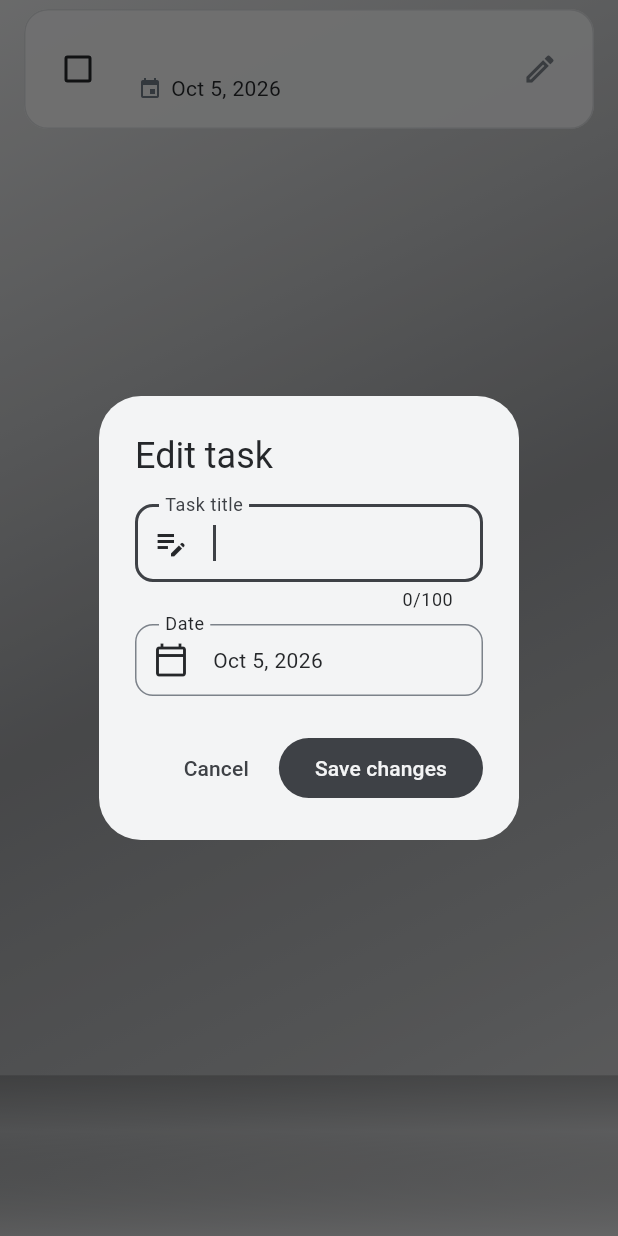
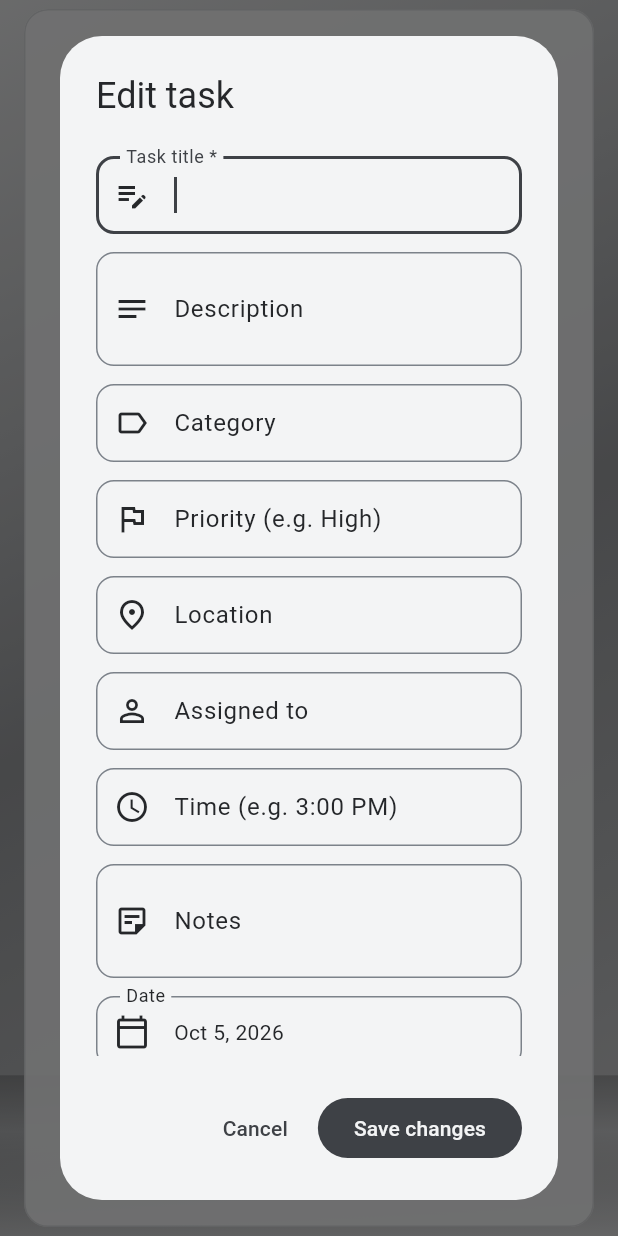
Before and after one commit to iCery404/itp107-finals-lab2, a Flutter app: the TaskTile widget shown alone on an empty page, opened directly with empty values, after a tap on the "edit" icon, on a phone screen of 412 x 824 dp. Run offline on Flutter 3.47's test engine with Material 3 defaults, Android fonts, the light colour scheme and no system bars; our stand-ins replace hive, hive_flutter; accounts and stored records are empty.

Commit message:
Add more task fields

```diff
--- a/lib/data/task_repository.dart
+++ b/lib/data/task_repository.dart
@@ -18,14 +18,21 @@ class TaskRepository {
   }
 
   /// CREATE
-  static Future<void> add(String title, DateTime date) async {
-    await box.add(Task(title: title.trim(), date: date));
+  static Future<void> add(Task task) async {
+    await box.add(task);
   }
 
-  /// UPDATE
-  static Future<void> update(Task task, String title, DateTime date) async {
-    task.title = title.trim();
-    task.date = date;
+  /// UPDATE - copy the edited values into the stored task and save.
+  static Future<void> update(Task task, Task edited) async {
+    task.title = edited.title;
+    task.date = edited.date;
+    task.description = edited.description;
+    task.category = edited.category;
+    task.priority = edited.priority;
+    task.location = edited.location;
+    task.assignedTo = edited.assignedTo;
+    task.time = edited.time;
+    task.notes = edited.notes;
     await task.save();
   }
 
--- a/lib/models/task.dart
+++ b/lib/models/task.dart
@@ -14,9 +14,51 @@ class Task extends HiveObject {
   @HiveField(2)
   bool isDone;
 
+  @HiveField(3)
+  String description;
+
+  @HiveField(4)
+  String category;
+
+  @HiveField(5)
+  String priority;
+
+  @HiveField(6)
+  String location;
+
+  @HiveField(7)
+  String assignedTo;
+
+  @HiveField(8)
+  String time;
+
+  @HiveField(9)
+  String notes;
+
   Task({
     required this.title,
     required this.date,
     this.isDone = false,
+    this.description = '',
+    this.category = '',
+    this.priority = '',
+    this.location = '',
+    this.assignedTo = '',
+    this.time = '',
+    this.notes = '',
   });
+
+  /// Plain copy (not tied to the box). Used for Undo after delete.
+  Task copy() => Task(
+        title: title,
+        date: date,
+        isDone: isDone,
+        description: description,
+        category: category,
+        priority: priority,
+        location: location,
+        assignedTo: assignedTo,
+        time: time,
+        notes: notes,
+      );
 }
--- a/lib/screens/home_screen.dart
+++ b/lib/screens/home_screen.dart
@@ -76,9 +76,8 @@ class HomeScreen extends StatelessWidget {
   }
 
   Future<void> _deleteWithUndo(BuildContext context, Task task) async {
-    final title = task.title;
-    final date = task.date;
-    final isDone = task.isDone;
+    // Keep a full copy so Undo restores every field.
+    final backup = task.copy();
 
     final messenger = ScaffoldMessenger.of(context);
 
@@ -87,12 +86,11 @@ class HomeScreen extends StatelessWidget {
     messenger.clearSnackBars();
     messenger.showSnackBar(
       SnackBar(
-        content: Text('Deleted "$title"'),
+        content: Text('Deleted "${backup.title}"'),
         action: SnackBarAction(
           label: 'Undo',
           onPressed: () async {
-            final restored = Task(title: title, date: date, isDone: isDone);
-            await TaskRepository.box.add(restored);
+            await TaskRepository.box.add(backup);
           },
         ),
       ),
--- a/lib/widgets/task_form_dialog.dart
+++ b/lib/widgets/task_form_dialog.dart
@@ -23,7 +23,15 @@ class TaskFormDialog extends StatefulWidget {
 
 class _TaskFormDialogState extends State<TaskFormDialog> {
   final _formKey = GlobalKey<FormState>();
-  late final TextEditingController _titleController;
+
+  late final TextEditingController _title;
+  late final TextEditingController _description;
+  late final TextEditingController _category;
+  late final TextEditingController _priority;
+  late final TextEditingController _location;
+  late final TextEditingController _assignedTo;
+  late final TextEditingController _time;
+  late final TextEditingController _notes;
   late DateTime _selectedDate;
 
   bool get _isEditing => widget.task != null;
@@ -31,13 +39,32 @@ class _TaskFormDialogState extends State<TaskFormDialog> {
   @override
   void initState() {
     super.initState();
-    _titleController = TextEditingController(text: widget.task?.title ?? '');
-    _selectedDate = widget.task?.date ?? DateTime.now();
+    final t = widget.task;
+    _title = TextEditingController(text: t?.title ?? '');
+    _description = TextEditingController(text: t?.description ?? '');
+    _category = TextEditingController(text: t?.category ?? '');
+    _priority = TextEditingController(text: t?.priority ?? '');
+    _location = TextEditingController(text: t?.location ?? '');
+    _assignedTo = TextEditingController(text: t?.assignedTo ?? '');
+    _time = TextEditingController(text: t?.time ?? '');
+    _notes = TextEditingController(text: t?.notes ?? '');
+    _selectedDate = t?.date ?? DateTime.now();
   }
 
   @override
   void dispose() {
-    _titleController.dispose();
+    for (final c in [
+      _title,
+      _description,
+      _category,
+      _priority,
+      _location,
+      _assignedTo,
+      _time,
+      _notes,
+    ]) {
+      c.dispose();
+    }
     super.dispose();
   }
 
@@ -63,14 +90,49 @@ class _TaskFormDialogState extends State<TaskFormDialog> {
     // Validation: title must not be empty.
     if (!_formKey.currentState!.validate()) return;
 
-    final title = _titleController.text;
+    final values = Task(
+      title: _title.text.trim(),
+      date: _selectedDate,
+      description: _description.text.trim(),
+      category: _category.text.trim(),
+      priority: _priority.text.trim(),
+      location: _location.text.trim(),
+      assignedTo: _assignedTo.text.trim(),
+      time: _time.text.trim(),
+      notes: _notes.text.trim(),
+    );
+
     if (_isEditing) {
-      await TaskRepository.update(widget.task!, title, _selectedDate);
+      await TaskRepository.update(widget.task!, values);
     } else {
-      await TaskRepository.add(title, _selectedDate);
+      await TaskRepository.add(values);
     }
     if (!mounted) return;
     Navigator.of(context).pop();
+  }
+
+  /// One optional text field with a consistent look.
+  Widget _field(
+    TextEditingController controller,
+    String label,
+    IconData icon, {
+    int maxLines = 1,
+    int maxLength = 100,
+  }) {
+    return Padding(
+      padding: const EdgeInsets.only(bottom: 12),
+      child: TextFormField(
+        controller: controller,
+        maxLines: maxLines,
+        maxLength: maxLength,
+        textCapitalization: TextCapitalization.sentences,
+        decoration: InputDecoration(
+          labelText: label,
+          prefixIcon: Icon(icon),
+          counterText: '',
+        ),
+      ),
+    );
   }
 
   @override
@@ -80,22 +142,27 @@ class _TaskFormDialogState extends State<TaskFormDialog> {
     return AlertDialog(
       backgroundColor: scheme.surface,
       title: Text(_isEditing ? 'Edit task' : 'New task'),
-      content: Form(
+      content: SizedBox(
+        width: 420,
+        child: Form(
           key: _formKey,
           child: SingleChildScrollView(
+            padding: const EdgeInsets.only(top: 8),
             child: Column(
               mainAxisSize: MainAxisSize.min,
               crossAxisAlignment: CrossAxisAlignment.start,
               children: [
-              TextFormField(
-                controller: _titleController,
+                Padding(
+                  padding: const EdgeInsets.only(bottom: 12),
+                  child: TextFormField(
+                    controller: _title,
                     autofocus: true,
                     maxLength: 100,
                     textCapitalization: TextCapitalization.sentences,
-                textInputAction: TextInputAction.done,
                     decoration: const InputDecoration(
-                  labelText: 'Task title',
+                      labelText: 'Task title *',
                       prefixIcon: Icon(Icons.edit_note),
+                      counterText: '',
                     ),
                     validator: (value) {
                       if (value == null || value.trim().isEmpty) {
@@ -103,9 +170,17 @@ class _TaskFormDialogState extends State<TaskFormDialog> {
                       }
                       return null;
                     },
-                onFieldSubmitted: (_) => _save(),
                   ),
-              const SizedBox(height: 8),
+                ),
+                _field(_description, 'Description', Icons.notes,
+                    maxLines: 2, maxLength: 200),
+                _field(_category, 'Category', Icons.label_outline),
+                _field(_priority, 'Priority (e.g. High)', Icons.flag_outlined),
+                _field(_location, 'Location', Icons.place_outlined),
+                _field(_assignedTo, 'Assigned to', Icons.person_outline),
+                _field(_time, 'Time (e.g. 3:00 PM)', Icons.schedule),
+                _field(_notes, 'Notes', Icons.sticky_note_2_outlined,
+                    maxLines: 2, maxLength: 200),
                 InkWell(
                   borderRadius: BorderRadius.circular(12),
                   onTap: _pickDate,
@@ -124,6 +199,7 @@ class _TaskFormDialogState extends State<TaskFormDialog> {
             ),
           ),
         ),
+      ),
       actions: [
         TextButton(
           onPressed: () => Navigator.of(context).pop(),
--- a/lib/widgets/task_tile.dart
+++ b/lib/widgets/task_tile.dart
@@ -10,6 +10,31 @@ class TaskTile extends StatelessWidget {
 
   const TaskTile({super.key, required this.task});
 
+  /// Small "icon + text" line, only shown when the text isn't empty.
+  Widget? _info(BuildContext context, IconData icon, String text,
+      {Color? color}) {
+    if (text.trim().isEmpty) return null;
+    final scheme = Theme.of(context).colorScheme;
+    final c = color ?? scheme.onSurfaceVariant;
+    return Row(
+      mainAxisSize: MainAxisSize.min,
+      children: [
+        Icon(icon, size: 15, color: c),
+        const SizedBox(width: 4),
+        Flexible(
+          child: Text(
+            text,
+            overflow: TextOverflow.ellipsis,
+            style: Theme.of(context)
+                .textTheme
+                .bodySmall
+                ?.copyWith(color: c, fontSize: 13),
+          ),
+        ),
+      ],
+    );
+  }
+
   @override
   Widget build(BuildContext context) {
     final scheme = Theme.of(context).colorScheme;
@@ -19,6 +44,17 @@ class TaskTile extends StatelessWidget {
     final overdue = !task.isDone &&
         DateTime(task.date.year, task.date.month, task.date.day)
             .isBefore(DateTime(today.year, today.month, today.day));
+
+    final dateText = task.time.trim().isEmpty
+        ? formatDate(task.date)
+        : '${formatDate(task.date)} - ${task.time}';
+
+    final details = <Widget?>[
+      _info(context, Icons.label_outline, task.category),
+      _info(context, Icons.flag_outlined, task.priority),
+      _info(context, Icons.place_outlined, task.location),
+      _info(context, Icons.person_outline, task.assignedTo),
+    ].whereType<Widget>().toList();
 
     return Card(
       margin: const EdgeInsets.symmetric(horizontal: 16, vertical: 6),
@@ -31,7 +67,7 @@ class TaskTile extends StatelessWidget {
       clipBehavior: Clip.antiAlias,
       child: ListTile(
         contentPadding:
-            const EdgeInsets.symmetric(horizontal: 12, vertical: 4),
+            const EdgeInsets.symmetric(horizontal: 12, vertical: 6),
         onTap: () => showTaskFormDialog(context, task: task),
         leading: Checkbox(
           value: task.isDone,
@@ -48,7 +84,21 @@ class TaskTile extends StatelessWidget {
         ),
         subtitle: Padding(
           padding: const EdgeInsets.only(top: 4),
-          child: Row(
+          child: Column(
+            crossAxisAlignment: CrossAxisAlignment.start,
+            children: [
+              if (task.description.trim().isNotEmpty)
+                Padding(
+                  padding: const EdgeInsets.only(bottom: 4),
+                  child: Text(
+                    task.description,
+                    maxLines: 2,
+                    overflow: TextOverflow.ellipsis,
+                    style: textTheme.bodyMedium
+                        ?.copyWith(color: scheme.onSurface),
+                  ),
+                ),
+              Row(
                 children: [
                   Icon(
                     Icons.event,
@@ -56,10 +106,37 @@ class TaskTile extends StatelessWidget {
                     color: overdue ? scheme.error : scheme.secondary,
                   ),
                   const SizedBox(width: 6),
-              Text(
-                formatDate(task.date),
+                  Flexible(
+                    child: Text(
+                      dateText,
                       style: textTheme.bodyMedium?.copyWith(
-                  color: overdue ? scheme.error : scheme.onSurfaceVariant,
+                        color:
+                            overdue ? scheme.error : scheme.onSurfaceVariant,
+                      ),
+                    ),
+                  ),
+                ],
+              ),
+              if (details.isNotEmpty)
+                Padding(
+                  padding: const EdgeInsets.only(top: 4),
+                  child: Wrap(
+                    spacing: 12,
+                    runSpacing: 2,
+                    children: details,
+                  ),
+                ),
+              if (task.notes.trim().isNotEmpty)
+                Padding(
+                  padding: const EdgeInsets.only(top: 4),
+                  child: Text(
+                    'Notes: ${task.notes}',
+                    maxLines: 2,
+                    overflow: TextOverflow.ellipsis,
+                    style: textTheme.bodySmall?.copyWith(
+                      fontStyle: FontStyle.italic,
+                      color: scheme.onSurfaceVariant,
+                    ),
                   ),
                 ),
             ],
```
Also changed, not shown: docs/assets/fonts/MaterialIcons-Regular.otf, lib/models/task.g.dart, 3 other files. Lines whose indentation alone changed are shown as unchanged.
